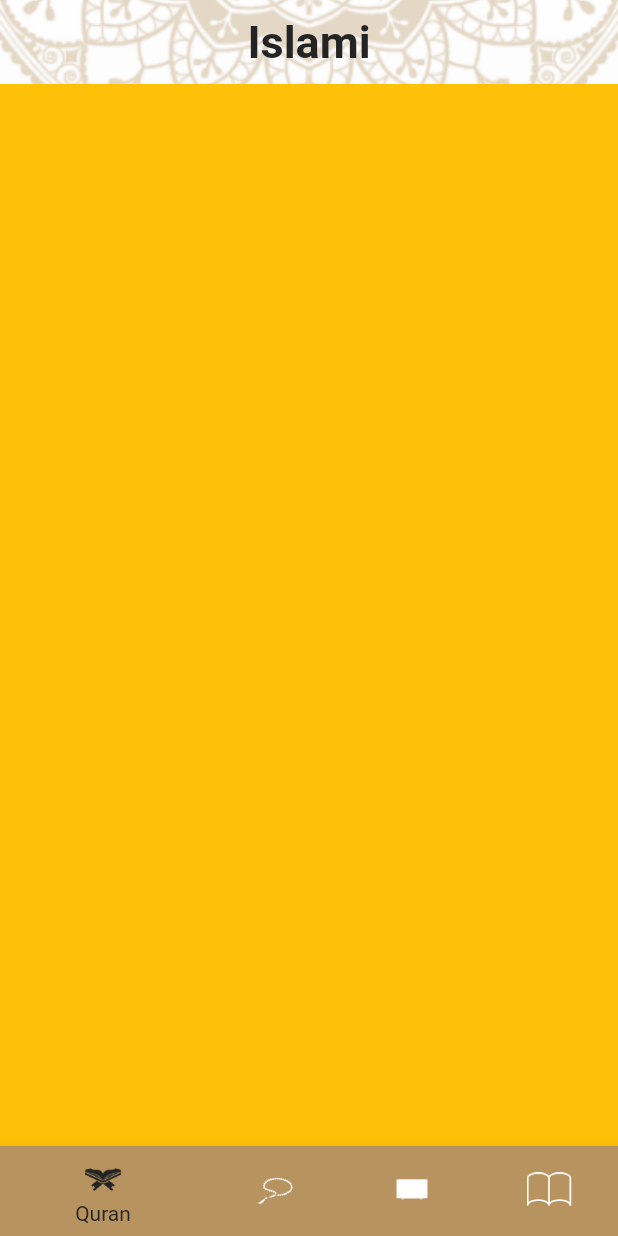
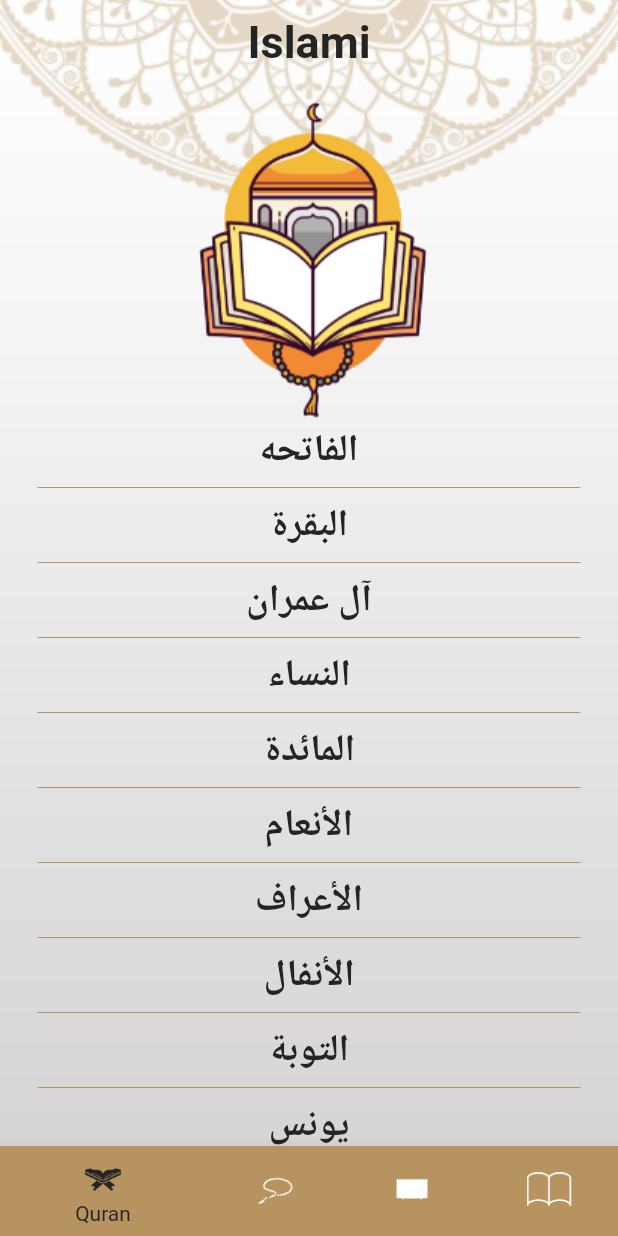
Before and after one commit to SalmaYousry01/islami_c7_sun, a Flutter app: the screen it shows after launch, on a phone screen of 412 x 824 dp. Run offline on Flutter 3.47's test engine with Material 2 defaults, Android fonts, the phone set to English and light mode, and no system bars.

```diff
--- a/lib/home/quran.dart
+++ b/lib/home/quran.dart
@@ -1,12 +1,147 @@
 import 'package:flutter/material.dart';
+import 'package:islami_c7_sun/home/quran/sura_name_item.dart';
+import 'package:islami_c7_sun/my_theme.dart';
 
 class QuranTab extends StatelessWidget {
-
+  List<String> sura_name = [
+    "الفاتحه",
+    "البقرة",
+    "آل عمران",
+    "النساء",
+    "المائدة",
+    "الأنعام",
+    "الأعراف",
+    "الأنفال",
+    "التوبة",
+    "يونس",
+    "هود",
+    "يوسف",
+    "الرعد",
+    "إبراهيم",
+    "الحجر",
+    "النحل",
+    "الإسراء",
+    "الكهف",
+    "مريم",
+    "طه",
+    "الأنبياء",
+    "الحج",
+    "المؤمنون",
+    "النّور",
+    "الفرقان",
+    "الشعراء",
+    "النّمل",
+    "القصص",
+    "العنكبوت",
+    "الرّوم",
+    "لقمان",
+    "السجدة",
+    "الأحزاب",
+    "سبأ",
+    "فاطر",
+    "يس",
+    "الصافات",
+    "ص",
+    "الزمر",
+    "غافر",
+    "فصّلت",
+    "الشورى",
+    "الزخرف",
+    "الدّخان",
+    "الجاثية",
+    "الأحقاف",
+    "محمد",
+    "الفتح",
+    "الحجرات",
+    "ق",
+    "الذاريات",
+    "الطور",
+    "النجم",
+    "القمر",
+    "الرحمن",
+    "الواقعة",
+    "الحديد",
+    "المجادلة",
+    "الحشر",
+    "الممتحنة",
+    "الصف",
+    "الجمعة",
+    "المنافقون",
+    "التغابن",
+    "الطلاق",
+    "التحريم",
+    "الملك",
+    "القلم",
+    "الحاقة",
+    "المعارج",
+    "نوح",
+    "الجن",
+    "المزّمّل",
+    "المدّثر",
+    "القيامة",
+    "الإنسان",
+    "المرسلات",
+    "النبأ",
+    "النازعات",
+    "عبس",
+    "التكوير",
+    "الإنفطار",
+    "المطفّفين",
+    "الإنشقاق",
+    "البروج",
+    "الطارق",
+    "الأعلى",
+    "الغاشية",
+    "الفجر",
+    "البلد",
+    "الشمس",
+    "الليل",
+    "الضحى",
+    "الشرح",
+    "التين",
+    "العلق",
+    "القدر",
+    "البينة",
+    "الزلزلة",
+    "العاديات",
+    "القارعة",
+    "التكاثر",
+    "العصر",
+    "الهمزة",
+    "الفيل",
+    "قريش",
+    "الماعون",
+    "الكوثر",
+    "الكافرون",
+    "النصر",
+    "المسد",
+    "الإخلاص",
+    "الفلق",
+    "الناس"
+  ];
 
   @override
   Widget build(BuildContext context) {
     return Container(
-      color: Colors.amber,
+      width: double.infinity,
+      child: Column(
+        children: [
+          Image.asset('assets/images/quran_main_bg.png'),
+          Expanded(
+            child: ListView.separated(
+                separatorBuilder: (context, index) => Divider(
+                      color: MyThemeData.colorGold,
+                      indent: 25,
+                      endIndent: 25,
+                    ),
+                shrinkWrap: true,
+                itemCount: sura_name.length,
+                itemBuilder: (context, index) {
+                  return SuraNameItem(sura_name[index]);
+                }),
+          )
+        ],
+      ),
     );
   }
 }
--- /dev/null
+++ b/lib/home/quran/sura_name_item.dart
@@ -0,0 +1,16 @@
+import 'package:flutter/material.dart';
+
+class SuraNameItem extends StatelessWidget {
+  String name;
+
+  SuraNameItem(this.name);
+
+  @override
+  Widget build(BuildContext context) {
+    return Text(
+      name,
+      style: Theme.of(context).textTheme.subtitle1,
+      textAlign: TextAlign.center,
+    );
+  }
+}
--- a/lib/my_theme.dart
+++ b/lib/my_theme.dart
@@ -12,7 +12,7 @@ class MyThemeData {
         headline1: TextStyle(
             fontSize: 30, fontWeight: FontWeight.bold, color: colorBlack),
         subtitle1: TextStyle(
-            fontSize: 20, fontWeight: FontWeight.normal, color: colorBlack)),
+            fontSize: 25, fontWeight: FontWeight.bold, color: colorBlack)),
     bottomNavigationBarTheme: BottomNavigationBarThemeData(
         backgroundColor: colorGold,
         selectedItemColor: colorBlack,
--- a/pubspec.yaml
+++ b/pubspec.yaml
@@ -61,8 +61,8 @@ flutter:
 
   # To add assets to your application, add an assets section, like this:
   assets:
+    #- assets
     - assets/images/
-  #   - images/a_dot_ham.jpeg
 
   # An image asset can refer to one or more resolution-specific "variants", see
   # https://flutter.dev/assets-and-images/#resolution-aware
```
Also changed, not shown: assets/images/2.0x/quran_main_bg@2x.png (added), assets/images/3.0x/quran_main_bg@3x.png (added), assets/images/quran_main_bg.png (added).
